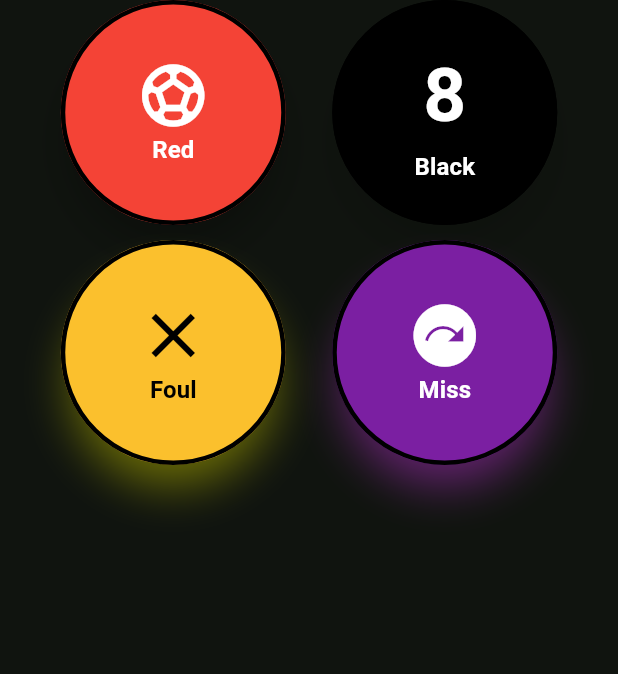
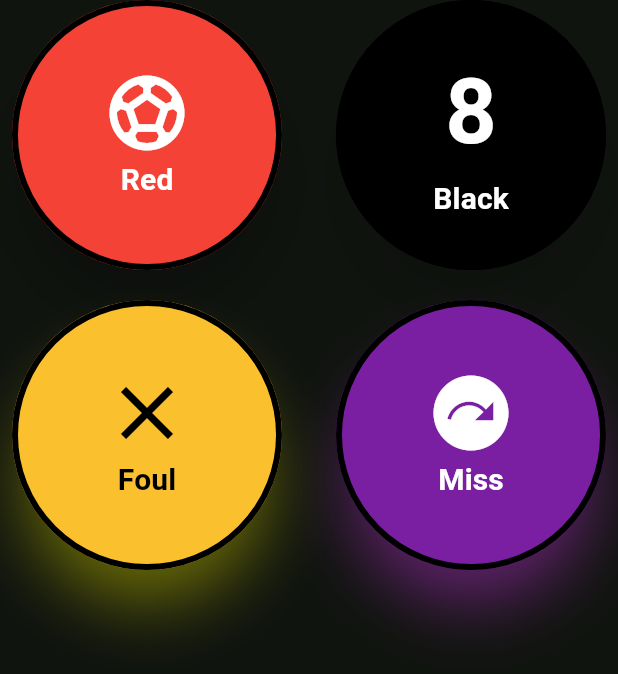
Before and after one commit to ben-fletcher/Pooker, a Flutter app: the ActionButtons widget shown alone on an empty page, opened directly, on a phone screen of 412 x 824 dp. Shown: the top 674 px of the screen. Run offline on Flutter 3.47's test engine with Material 3 defaults, Android fonts, the phone set to English and light mode, and no system bars.

Commit message:
Improved styling

```diff
--- a/lib/pages/calculator.dart
+++ b/lib/pages/calculator.dart
@@ -36,10 +36,11 @@ class CalculatorPage extends StatelessWidget {
             ],
           ),
           body: Center(
-            child: Column(
-              mainAxisAlignment: MainAxisAlignment.spaceBetween,
+            child: ListView(
+              physics: BouncingScrollPhysics(),
               children: [
                 Scoreboard(),
+                const SizedBox(height: 50),
                 Padding(
                   padding: const EdgeInsets.only(bottom: 25.0),
                   child: ActionButtons(),
--- a/lib/widgets/action_buttons.dart
+++ b/lib/widgets/action_buttons.dart
@@ -9,10 +9,10 @@ class ActionButtons extends StatelessWidget {
   @override
   Widget build(BuildContext context) {
     return Column(
-      spacing: 10,
+      spacing: 20,
       children: <Widget>[
         Row(
-          spacing: -50,
+          mainAxisAlignment: MainAxisAlignment.spaceEvenly,
           children: <Widget>[
             Expanded(
               child: ElevatedButton(
@@ -23,29 +23,30 @@ class ActionButtons extends StatelessWidget {
                 },
                 style: ElevatedButton.styleFrom(
                     shape: CircleBorder(),
-                    minimumSize: Size(150, 150),
+                    minimumSize: Size(180, 180),
                     backgroundColor: Colors.red,
                     foregroundColor: Colors.white,
                     shadowColor: Colors.black,
-                    elevation: 10,
-                    side: BorderSide(color: Colors.black, width: 3)),
+                    elevation: 15,
+                    side: BorderSide(color: Colors.black, width: 4)),
                 child: Column(
                   mainAxisAlignment: MainAxisAlignment.center,
                   children: const [
                     Icon(
                       Icons.sports_soccer_outlined,
-                      size: 50,
+                      size: 60,
                       color: Colors.white,
                     ),
                     Text(
                       "Red",
                       style:
-                          TextStyle(fontSize: 16, fontWeight: FontWeight.bold),
+                          TextStyle(fontSize: 20, fontWeight: FontWeight.bold),
                     ),
                   ],
                 ),
               ),
             ),
+            SizedBox(width: 20),
             Expanded(
               child: ElevatedButton(
                 onPressed: () {
@@ -55,26 +56,26 @@ class ActionButtons extends StatelessWidget {
                 },
                 style: ElevatedButton.styleFrom(
                     shape: CircleBorder(),
-                    minimumSize: Size(150, 150),
+                    minimumSize: Size(180, 180),
                     backgroundColor: Colors.black,
                     foregroundColor: Colors.white,
                     shadowColor: Colors.black54,
-                    elevation: 10,
-                    side: BorderSide(color: Colors.black, width: 3)),
+                    elevation: 15,
+                    side: BorderSide(color: Colors.black, width: 4)),
                 child: Column(
                   mainAxisAlignment: MainAxisAlignment.center,
                   children: const [
                     Text(
                       "8",
                       style: TextStyle(
-                        fontSize: 50,
+                        fontSize: 60,
                         fontWeight: FontWeight.bold,
                       ),
                     ),
                     Text(
                       "Black",
                       style:
-                          TextStyle(fontSize: 16, fontWeight: FontWeight.bold),
+                          TextStyle(fontSize: 20, fontWeight: FontWeight.bold),
                     ),
                   ],
                 ),
@@ -83,8 +84,7 @@ class ActionButtons extends StatelessWidget {
           ],
         ),
         Row(
-          mainAxisAlignment: MainAxisAlignment.center,
-          spacing: -50,
+          mainAxisAlignment: MainAxisAlignment.spaceEvenly,
           children: <Widget>[
             Expanded(
               child: ElevatedButton(
@@ -95,29 +95,30 @@ class ActionButtons extends StatelessWidget {
                 },
                 style: ElevatedButton.styleFrom(
                     shape: CircleBorder(),
-                    minimumSize: Size(150, 150),
+                    minimumSize: Size(180, 180),
                     backgroundColor: Colors.yellow.shade700,
                     foregroundColor: Colors.black,
                     shadowColor: Colors.yellowAccent,
-                    elevation: 10,
-                    side: BorderSide(color: Colors.black, width: 3)),
+                    elevation: 15,
+                    side: BorderSide(color: Colors.black, width: 4)),
                 child: Column(
                   mainAxisAlignment: MainAxisAlignment.center,
                   children: const [
                     Icon(
                       Icons.close,
-                      size: 50,
+                      size: 60,
                       color: Colors.black,
                     ),
                     Text(
                       "Foul",
                       style:
-                          TextStyle(fontSize: 16, fontWeight: FontWeight.bold),
+                          TextStyle(fontSize: 20, fontWeight: FontWeight.bold),
                     ),
                   ],
                 ),
               ),
             ),
+            SizedBox(width: 20),
             Expanded(
               child: ElevatedButton(
                 onPressed: () {
@@ -127,24 +128,24 @@ class ActionButtons extends StatelessWidget {
                 },
                 style: ElevatedButton.styleFrom(
                     shape: CircleBorder(),
-                    minimumSize: Size(150, 150),
+                    minimumSize: Size(180, 180),
                     backgroundColor: Colors.purple.shade700,
                     foregroundColor: Colors.white,
                     shadowColor: Colors.purpleAccent,
-                    elevation: 10,
-                    side: BorderSide(color: Colors.black, width: 3)),
+                    elevation: 15,
+                    side: BorderSide(color: Colors.black, width: 4)),
                 child: Column(
                   mainAxisAlignment: MainAxisAlignment.center,
                   children: const [
                     Icon(
                       Icons.next_plan,
-                      size: 50,
+                      size: 60,
                       color: Colors.white,
                     ),
                     Text(
                       "Miss",
                       style:
-                          TextStyle(fontSize: 16, fontWeight: FontWeight.bold),
+                          TextStyle(fontSize: 20, fontWeight: FontWeight.bold),
                     ),
                   ],
                 ),
```
Also changed, not shown: lib/widgets/scoreboard.dart (+12 -18 lines).
